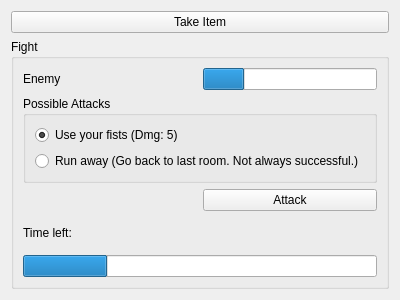
Old version of the form ZorkGUI/GameView/actionswidget.ui in the repository Stephan1994/zork.
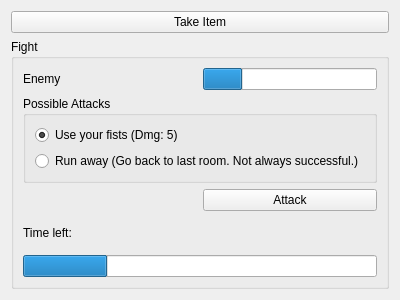
New version of the form.

Diff of the .ui file:
```diff
--- a/ZorkGUI/GameView/actionswidget.ui
+++ b/ZorkGUI/GameView/actionswidget.ui
@@ -61,6 +61,9 @@
           <verstretch>0</verstretch>
          </sizepolicy>
         </property>
+        <property name="maximum">
+         <number>105</number>
+        </property>
         <property name="value">
          <number>24</number>
         </property>
```
Left out of the diff: 9 changed lines with no effect on the pictures.
